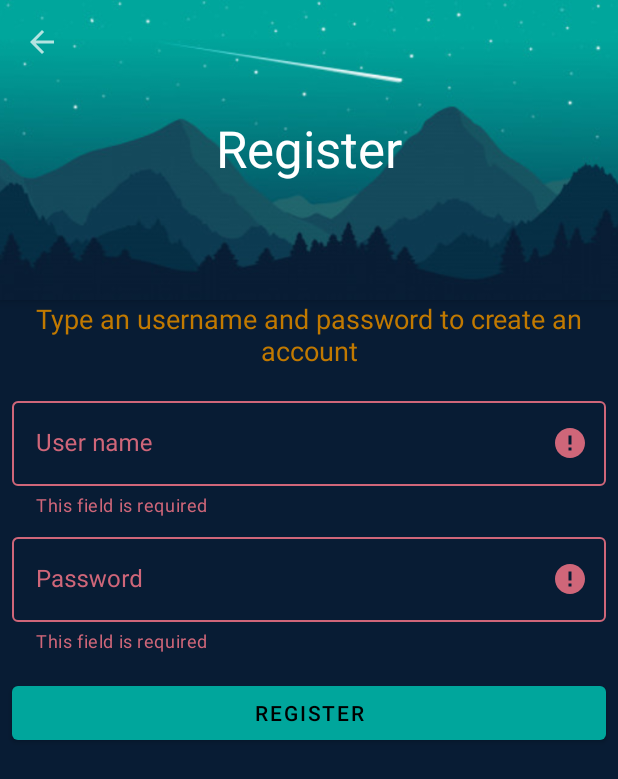
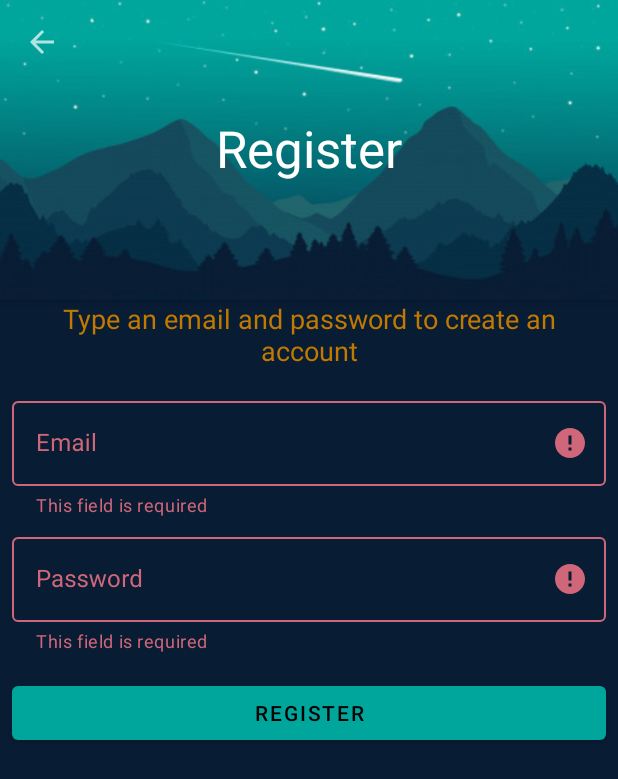
Before and after one commit to vrepp/tvz.tasks-on-fire-android, an Android app: the SignupActivity screen opened directly, with no data from a screen before it, after a tap on "REGISTER", on a phone screen of 412 x 824 dp. Shown: the top 779 px of the screen. Run offline under Robolectric (Android 15) with nearby library versions, the phone set to English and light mode, and no system bars; our stand-ins replace Firebase (no records; nobody signed in at launch, a user with empty details on screens opened directly); 1 other tap on this screen came first.

Commit message:
Firebase create user

```diff
--- a/app/build.gradle
+++ b/app/build.gradle
@@ -3,6 +3,7 @@ apply plugin: 'com.android.application'
 apply plugin: 'kotlin-android'
 
 apply plugin: 'kotlin-android-extensions'
+apply plugin: 'com.google.gms.google-services'
 
 android {
     compileSdkVersion 29
@@ -28,6 +29,7 @@ dependencies {
     implementation "org.jetbrains.kotlin:kotlin-stdlib-jdk7:$kotlin_version"
     implementation 'androidx.appcompat:appcompat:1.1.0'
     implementation 'androidx.constraintlayout:constraintlayout:1.1.3'
+    implementation 'com.google.firebase:firebase-auth:16.0.5'
     testImplementation 'junit:junit:4.12'
     androidTestImplementation 'androidx.test:runner:1.2.0'
     androidTestImplementation 'androidx.test.espresso:espresso-core:3.2.0'
--- a/app/src/main/java/hr/tvz/android/tasksonfirerep/ui/signup/SignupActivity.kt
+++ b/app/src/main/java/hr/tvz/android/tasksonfirerep/ui/signup/SignupActivity.kt
@@ -7,6 +7,7 @@ import android.view.inputmethod.EditorInfo
 import androidx.appcompat.app.AppCompatActivity
 import androidx.core.content.ContextCompat
 import com.google.android.material.snackbar.Snackbar
+import com.google.firebase.auth.FirebaseAuth
 import hr.tvz.android.tasksonfirerep.R
 import hr.tvz.android.tasksonfirerep.util.Validator
 import hr.tvz.android.tasksonfirerep.util.color
@@ -16,9 +17,13 @@ class SignupActivity : AppCompatActivity(), SignupView {
     lateinit var presenter: SignupPresenter
     private val validator = Validator()
 
+    private lateinit var auth: FirebaseAuth
+
     override fun onCreate(savedInstanceState: Bundle?) {
         super.onCreate(savedInstanceState)
         setContentView(R.layout.activity_singup)
+
+        auth = FirebaseAuth.getInstance()
 
         validator
             .add(inputUsername)
@@ -47,10 +52,21 @@ class SignupActivity : AppCompatActivity(), SignupView {
     }
 
     fun signup(view: View) {
-        val username = inputUsername.editText?.text.toString()
+        val email = inputUsername.editText?.text.toString()
         val password = inputPassword.editText?.text.toString()
 
-        if (validator.result()) presenter.signup(username, password)
+        if (validator.result()) {
+//            presenter.signup(username, password)
+            auth.createUserWithEmailAndPassword(email, password)
+                .addOnCompleteListener(this) { task ->
+                    if (task.isSuccessful) {
+                        val user = auth.currentUser
+                        presenter.onSuccess()
+                    } else {
+                        presenter.onError(401, "Error auth")
+                    }
+                }
+        }
     }
 
     override fun showProgress() {
--- a/app/src/main/res/values/strings.xml
+++ b/app/src/main/res/values/strings.xml
@@ -1,11 +1,11 @@
 <resources>
     <string name="app_name">TasksOnFire</string>
-    <string name="username">User name</string>
+    <string name="username">Email</string>
     <string name="password">Password</string>
     <string name="signin">Login</string>
     <string name="signup">Register</string>
     <string name="login_wellcome">Please login with you credentials</string>
-    <string name="signup_wellcome">Type an username and password to create an account</string>
+    <string name="signup_wellcome">Type an email and password to create an account</string>
     <string name="successfull_register">Successful registration</string>
     <string name="title">Title</string>
     <string name="description">Description</string>
@@ -15,7 +15,7 @@
     <string name="my_todo_list">My todo list</string>
     <string name="logout">Logout</string>
     <string name="back">back</string>
-    <string name="back_to_signup_message">Please, back to login screen and use your username and password for signin
+    <string name="back_to_signup_message">Use your email and password to login
     </string>
     <string name="error_empty">This field is required</string>
     <string name="update_task">Update task</string>
--- a/build.gradle
+++ b/build.gradle
@@ -19,6 +19,7 @@ buildscript {
     dependencies {
         classpath 'com.android.tools.build:gradle:4.0.0'
         classpath "org.jetbrains.kotlin:kotlin-gradle-plugin:$kotlin_version"
+        classpath 'com.google.gms:google-services:4.2.0'
         // NOTE: Do not place your application dependencies here; they belong
         // in the individual module build.gradle files
     }
```
Also changed, not shown: app/src/main/java/hr/tvz/android/tasksonfirerep/ui/signup/SignupPresenterImpl.kt (+3 -4 lines), 1 other file.
